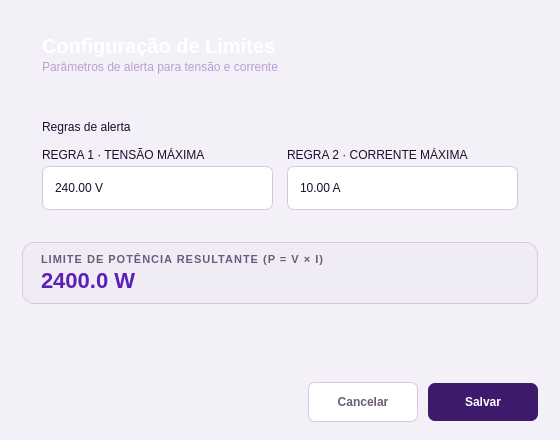
This is ui/configuracoes.ui in JasmineAlves/SistemaSupervisaoControle-Desktop as Qt 5 draws it before an edit. The edited form follows.
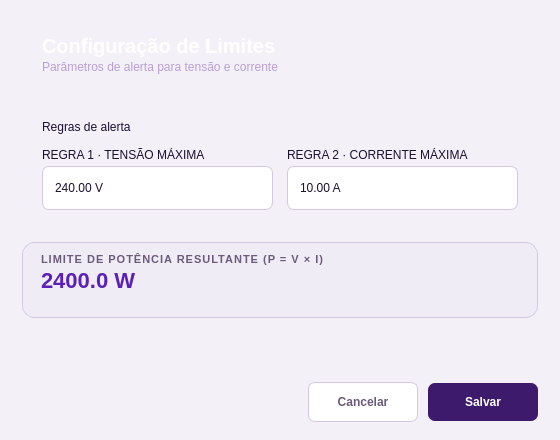
This is the edited form.

```diff
--- a/ui/configuracoes.ui
+++ b/ui/configuracoes.ui
@@ -273,6 +273,13 @@
           <property name="text"><string>2400.0 W</string></property>
          </widget>
         </item>
+        <item>
+         <widget class="QLabel" name="lbl_aviso_manual">
+          <property name="text"><string></string></property>
+          <property name="wordWrap"><bool>true</bool></property>
+          <property name="styleSheet"><string>color: #EA580C; font-size: 10px; font-weight: 600;</string></property>
+         </widget>
+        </item>
        </layout>
       </item>
       <item>
```
